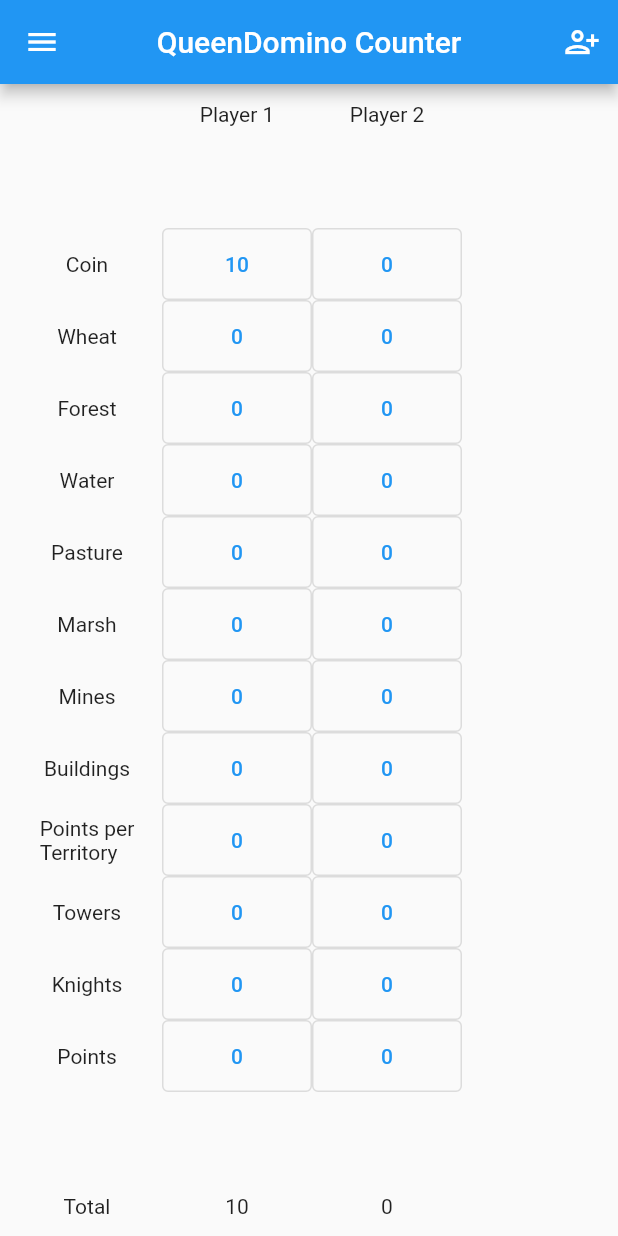
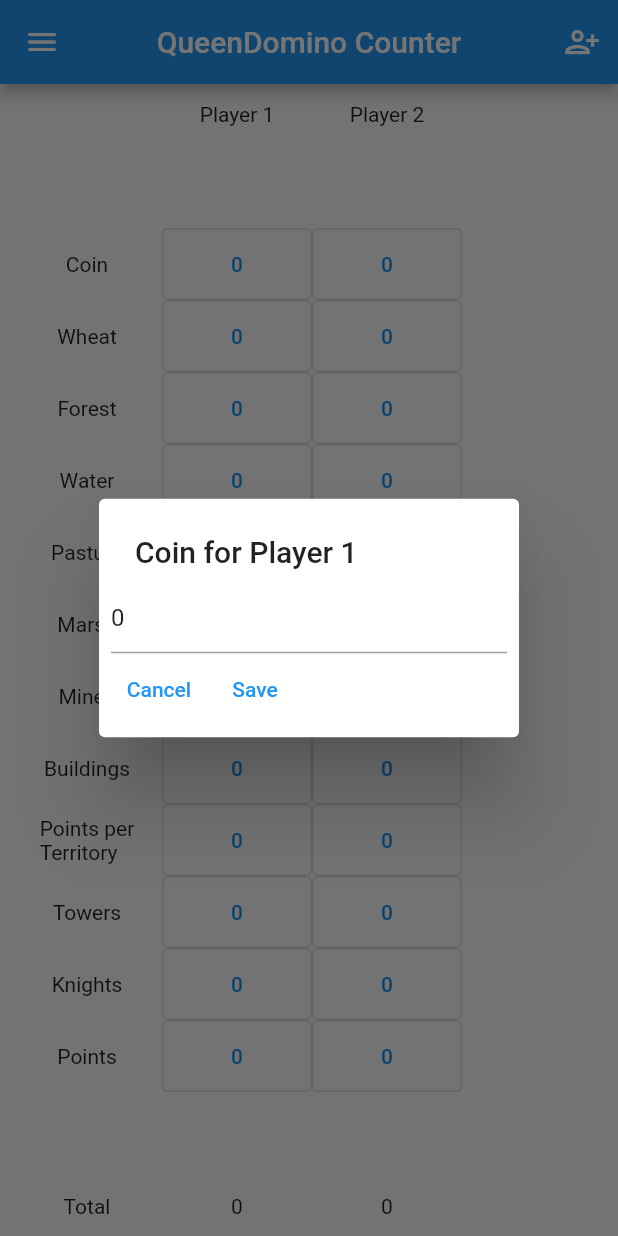
Before and after one commit to roboteng/queendomino_counter, a Flutter app: the screen it shows after launch, after a tap on an icon or button, on a phone screen of 412 x 824 dp. Run offline on Flutter 3.47's test engine with Material 2 defaults, Android fonts, the phone set to English and light mode, and no system bars; our stand-ins replace equatable, flutter_bloc.

Commit message:
added editing modal

```diff
--- a/lib/screens/scoring_screen_presenter.dart
+++ b/lib/screens/scoring_screen_presenter.dart
@@ -1,8 +1,10 @@
+import 'package:flutter/cupertino.dart';
 import 'package:flutter/material.dart';
 import 'package:flutter_bloc/flutter_bloc.dart';
 import 'package:queendomino_counter/bloc/scoringBloc.dart';
 import 'package:queendomino_counter/domain/entities/player_score.dart';
 import 'package:queendomino_counter/screens/settingsModal.dart';
+import 'package:queendomino_counter/ui/scoring_modal.dart';
 import 'package:queendomino_counter/ui/scoring_screen_display.dart';
 import 'package:queendomino_counter/ui/scoring_screen_viewmodel_generator.dart';
 import 'package:queendomino_counter/utils/scoring.dart';
@@ -49,9 +51,20 @@ class _ScoringScreenPresenterState extends State<ScoringScreenPresenter> {
         builder: (context, scores) => ScoringScreenDisplay(
           ScoringScreenViewmodelGenerator().generate(
             scores,
-            (c, s) => () {
-              BlocProvider.of<ScoringBloc>(context, listen: false)
-                  .add(UpdateScoreEvent(s.player, c, 10));
+            (category, score) => () async {
+              final int newValue = await showDialog(
+                  context: context,
+                  builder: (context) {
+                    return ScoringModal(
+                      category: category,
+                      player: score.player,
+                      initialValue: score.details.details[category] ?? 0,
+                    );
+                  });
+              if (newValue != null) {
+                BlocProvider.of<ScoringBloc>(context, listen: false)
+                    .add(UpdateScoreEvent(score.player, category, newValue));
+              }
             },
           ),
         ),
--- /dev/null
+++ b/lib/ui/scoring_modal.dart
@@ -0,0 +1,49 @@
+import 'package:flutter/material.dart';
+import 'package:queendomino_counter/domain/entities/player.dart';
+import 'package:queendomino_counter/utils/categoryScoring.dart';
+
+class ScoringModal extends StatefulWidget {
+  final Category category;
+  final Player player;
+  final int initialValue;
+
+  const ScoringModal({Key key, this.category, this.player, this.initialValue})
+      : super(key: key);
+  @override
+  _ScoringModalState createState() => _ScoringModalState();
+}
+
+class _ScoringModalState extends State<ScoringModal> {
+  TextEditingController controller;
+
+  @override
+  void initState() {
+    controller = TextEditingController();
+    controller.text = widget.initialValue.toString();
+    super.initState();
+  }
+
+  @override
+  Widget build(BuildContext context) {
+    return SimpleDialog(
+      title: Text('${widget.category.shortString} for ${widget.player.name}'),
+      contentPadding: EdgeInsets.all(8),
+      children: [
+        TextField(
+          controller: controller,
+          keyboardType: TextInputType.number,
+        ),
+        Wrap(children: [
+          TextButton(
+            onPressed: () => Navigator.pop(context),
+            child: Text('Cancel'),
+          ),
+          TextButton(
+              onPressed: () =>
+                  Navigator.pop(context, int.parse(controller.text)),
+              child: Text('Save')),
+        ]),
+      ],
+    );
+  }
+}
--- a/lib/ui/scoring_screen_viewmodel_generator.dart
+++ b/lib/ui/scoring_screen_viewmodel_generator.dart
@@ -1,3 +1,5 @@
+import 'dart:async';
+
 import 'package:queendomino_counter/constants/constants.dart';
 import 'package:queendomino_counter/domain/entities/player_score.dart';
 import 'package:queendomino_counter/ui/viewmodels/scoring_screen_viewmodel.dart';
@@ -6,7 +8,7 @@ import 'package:queendomino_counter/utils/categoryScoring.dart';
 class ScoringScreenViewmodelGenerator {
   ScoringScreenViewmodel generate(
     List<PlayerScore> scores, [
-    Null Function() Function(Category, PlayerScore) onTapGenerator,
+    FutureOr<Null> Function() Function(Category, PlayerScore) onTapGenerator,
   ]) {
     return ScoringScreenViewmodel(
       columnTitles: scores.map((e) => e.player.name).toList(),
```
